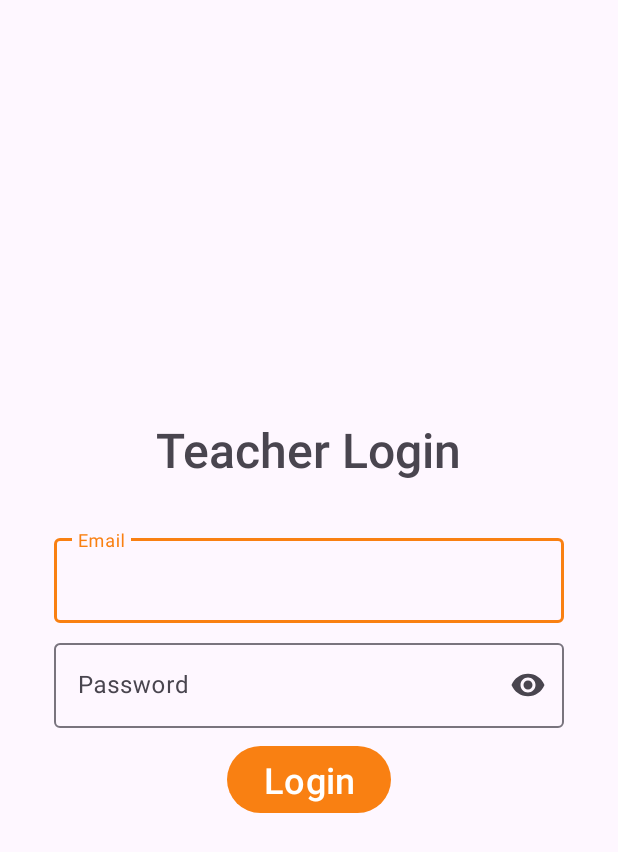
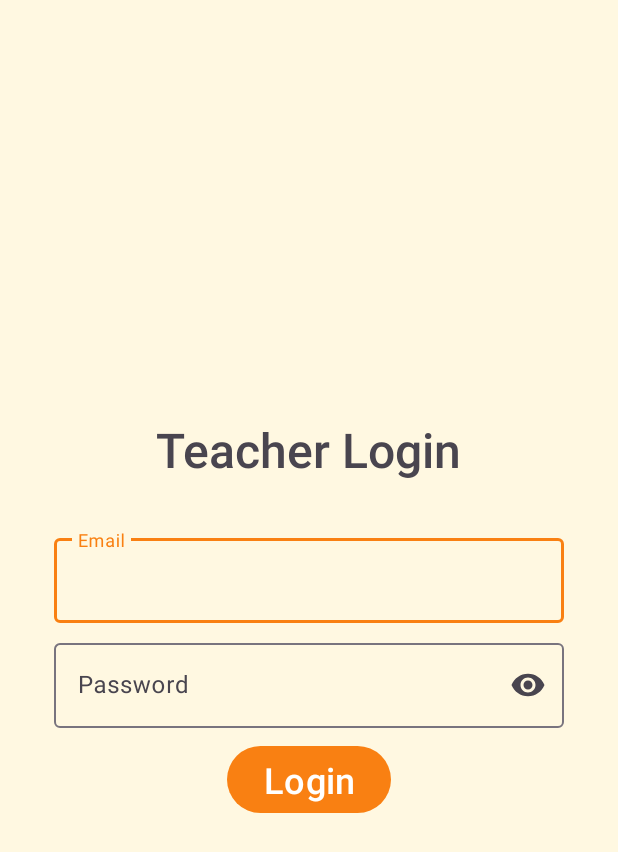
Before and after one commit to Team-Phonix-Mini-Project/AttendX, an Android app: the screen it shows after launch (LoginActivity), on a phone screen of 412 x 824 dp. Shown: the top 852 px of the screen. Run offline under Robolectric (Android 15) with nearby library versions, the phone set to English and light mode, and no system bars; our stand-ins replace Firebase (no records; nobody signed in at launch, a user with empty details on screens opened directly).

Commit message:
UI enhancements XML also changed the Status Bar color

```diff
--- a/app/src/main/java/com/miniproject/attendx/Login_activity/Login.kt
+++ b/app/src/main/java/com/miniproject/attendx/Login_activity/Login.kt
@@ -7,8 +7,10 @@ import android.os.Bundle
 import android.util.Patterns
 import android.widget.Toast
 import androidx.appcompat.app.AppCompatActivity
+import androidx.core.content.ContextCompat
 import com.google.firebase.auth.FirebaseAuth
 import com.miniproject.attendx.Dashboard.Dashboard_activity
+import com.miniproject.attendx.R
 import com.miniproject.attendx.databinding.ActivityLoginBinding
 
 class LoginActivity : AppCompatActivity() {
@@ -20,6 +22,8 @@ class LoginActivity : AppCompatActivity() {
         super.onCreate(savedInstanceState)
         bindingLoginPage = ActivityLoginBinding.inflate(layoutInflater)
         setContentView(bindingLoginPage.root)
+
+        window.statusBarColor = ContextCompat.getColor(this, R.color.colorPrimary)
 
         // Initialize Firebase Authentication
         fAuth = FirebaseAuth.getInstance()
--- a/app/src/main/res/layout/activity_attendance_taking.xml
+++ b/app/src/main/res/layout/activity_attendance_taking.xml
@@ -3,6 +3,7 @@
     xmlns:app="http://schemas.android.com/apk/res-auto"
     xmlns:tools="http://schemas.android.com/tools"
     android:id="@+id/main"
+    android:background="@color/activity_background_ember"
     android:layout_width="match_parent"
     android:layout_height="match_parent"
     tools:context=".attendance.AttendanceTakingActivity">
--- a/app/src/main/res/layout/activity_course_details.xml
+++ b/app/src/main/res/layout/activity_course_details.xml
@@ -3,6 +3,7 @@
     xmlns:app="http://schemas.android.com/apk/res-auto"
     xmlns:tools="http://schemas.android.com/tools"
     android:id="@+id/main"
+    android:background="@color/activity_background_ember"
     android:layout_width="match_parent"
     android:layout_height="match_parent"
     tools:context=".course_details.activity_course_details">
--- a/app/src/main/res/layout/activity_dashboard.xml
+++ b/app/src/main/res/layout/activity_dashboard.xml
@@ -96,7 +96,7 @@
         android:id="@+id/Recycler_view"
         android:layout_width="match_parent"
         android:layout_height="0dp"
-        android:background="@color/activity_backgroud_ember"
+        android:background="@color/activity_background_ember"
         app:layoutManager="androidx.recyclerview.widget.LinearLayoutManager"
         app:layout_constraintBottom_toBottomOf="parent"
         app:layout_constraintTop_toBottomOf="@id/toolbar_dashboard"
--- a/app/src/main/res/layout/activity_login.xml
+++ b/app/src/main/res/layout/activity_login.xml
@@ -3,6 +3,7 @@
     xmlns:app="http://schemas.android.com/apk/res-auto"
     xmlns:tools="http://schemas.android.com/tools"
     android:layout_width="match_parent"
+    android:background="@color/activity_background_ember"
     android:layout_height="match_parent">
 
 
--- a/app/src/main/res/layout/activity_submit_attendance.xml
+++ b/app/src/main/res/layout/activity_submit_attendance.xml
@@ -3,7 +3,7 @@
     xmlns:app="http://schemas.android.com/apk/res-auto"
     xmlns:tools="http://schemas.android.com/tools"
     android:id="@+id/main"
-    android:background="@color/activity_backgroud_ember"
+    android:background="@color/activity_background_ember"
     android:layout_width="match_parent"
     android:layout_height="match_parent"
     tools:context=".submitAttendance.SubmitAttendanceActivity">
--- a/app/src/main/res/layout/activity_submit_attendance_item.xml
+++ b/app/src/main/res/layout/activity_submit_attendance_item.xml
@@ -3,6 +3,8 @@
     xmlns:app="http://schemas.android.com/apk/res-auto"
     xmlns:tools="http://schemas.android.com/tools"
     android:id="@+id/main"
+    android:layout_margin="4dp"
+    android:elevation="0dp"
     android:layout_width="match_parent"
     android:layout_height="wrap_content"
     android:layout_marginTop="10dp"
--- a/app/src/main/res/values/colors.xml
+++ b/app/src/main/res/values/colors.xml
@@ -4,7 +4,8 @@
     <color name="white">#FFFFFFFF</color>
     <color name="green">#11F411</color>
     <color name="red">#F82F2F</color>
+    <color name="colorPrimary">#F98012</color>
     <color name="button_background_tint">#472675</color>
     <color name="text_in_button">#FFF5C0</color>
-    <color name="activity_backgroud_ember">#FFF8E1</color>
+    <color name="activity_background_ember">#FFF8E1</color>
 </resources>
--- a/app/src/main/res/values/themes.xml
+++ b/app/src/main/res/values/themes.xml
@@ -1,14 +1,17 @@
-<resources xmlns:tools="http://schemas.android.com/tools">
+<resources>
     <!-- Base application theme. -->
     <style name="Base.Theme.AttendX" parent="Theme.Material3.DayNight.NoActionBar">
         <!-- Customize your light theme here. -->
-        <item name="colorPrimary">#F98012</item>
+        <item name="colorPrimary">@color/colorPrimary</item>
+        <item name="colorPrimaryDark">@color/colorPrimary</item>
+        <item name="android:statusBarColor">@color/colorPrimary</item>
+        <item name="colorAccent">@color/colorPrimary</item>
+
         <!-- <item name="colorPrimary">@color/my_light_primary</item> -->
     </style>
 
-    <style name="Theme.AttendX" parent="Base.Theme.AttendX" >
+    <style name="Theme.AttendX" parent="Base.Theme.AttendX">
 
-        <item name="android:statusBarColor">#FF0000</item> <!-- Change to your desired color -->
 
     </style>
 
```
Also changed, not shown: app/src/main/java/com/miniproject/attendx/Dashboard/Dashboard_activity.kt (+9 -0 lines), app/src/main/java/com/miniproject/attendx/attendance/AttendanceTakingActivity.kt (+11 -2 lines), app/src/main/java/com/miniproject/attendx/attendance/RecordingAttendance.kt (+47 -16 lines), app/src/main/java/com/miniproject/attendx/course_details/Activity_course_details.kt (+9 -0 lines), app/src/main/java/com/miniproject/attendx/submitAttendance/SubmitAttendanceActivity.kt (+15 -11 lines), app/src/main/res/layout/activity_recording_attendance.xml (+28 -11 lines).
